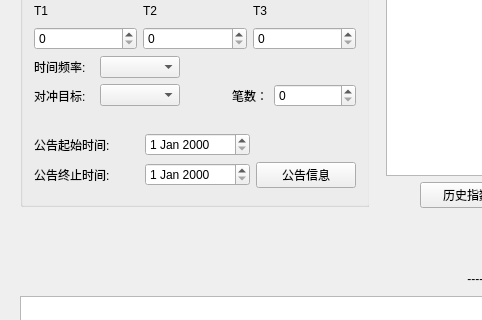
lishengze/QT-study, file widget.ui: the form before one commit; both pictures show x 0 to 482 and y 331 to 651 of the 1111 by 846 pixel window.
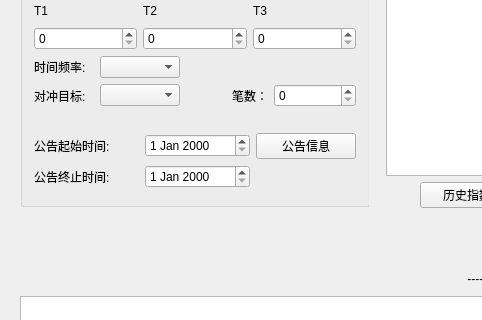
The form after the commit.

```diff
--- a/widget.ui
+++ b/widget.ui
@@ -260,7 +260,7 @@
            <item row="1" column="1">
             <widget class="QDateEdit" name="AnnouncementEndDate"/>
            </item>
-           <item row="1" column="2">
+           <item row="0" column="2">
             <widget class="QPushButton" name="Annoucnement_Button">
              <property name="maximumSize">
               <size>
```
